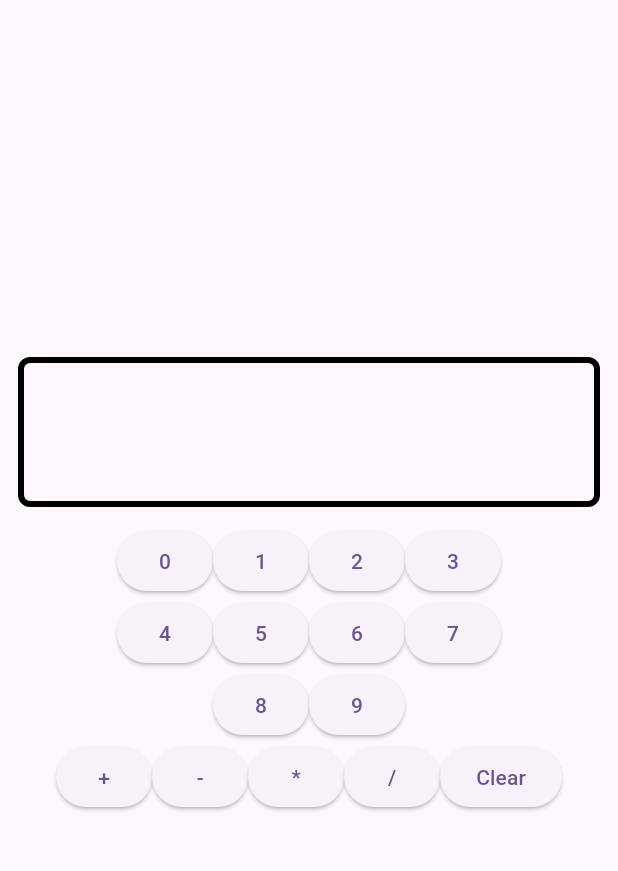
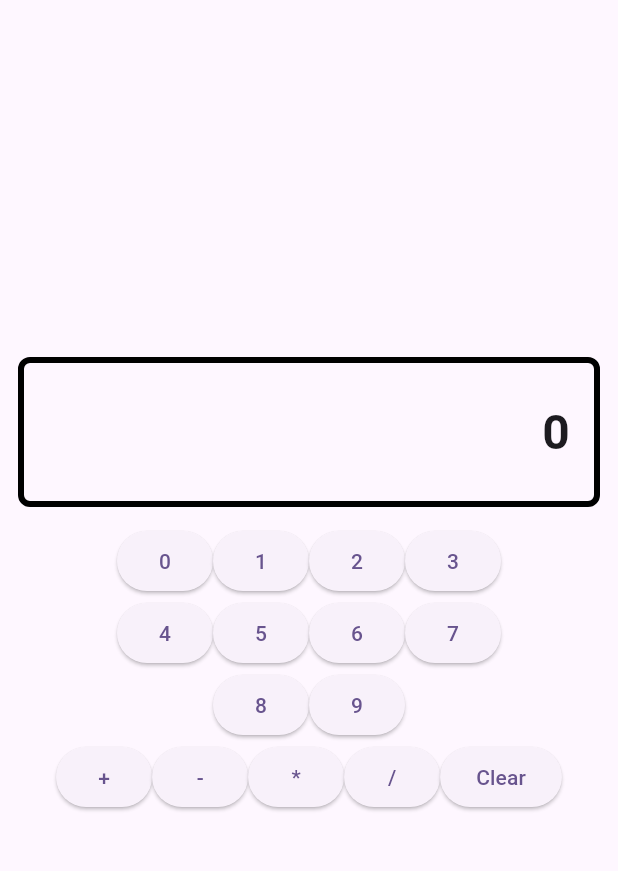
Before and after one commit to Ed-Zheng/MAD_hw1, a Flutter app: the screen it shows after launch, after a tap on an icon or button, on a phone screen of 412 x 824 dp, the part 84-955 px from its top. Run offline on Flutter 3.47's test engine with Material 3 defaults, Android fonts, the phone set to English and light mode, and no system bars.

Commit message:
Allows every button to show a visual output

```diff
--- a/lib/main.dart
+++ b/lib/main.dart
@@ -64,39 +64,159 @@ class _MyHomePageState extends State<MyHomePage> {
           Row(
             mainAxisAlignment: MainAxisAlignment.center,
             children: [
-              ElevatedButton(onPressed: () {}, child: const Text("0")),
-              ElevatedButton(onPressed: () {}, child: const Text("1")),
-              ElevatedButton(onPressed: () {}, child: const Text("2")),
-              ElevatedButton(onPressed: () {}, child: const Text("3")),
+
+              ElevatedButton(
+                onPressed: () {
+                  setState(() {
+                    displayText += "0";
+                  });
+                },
+                child: const Text("0"),
+              ),
+
+              ElevatedButton(
+                onPressed: () {
+                  setState(() {
+                    displayText += "1";
+                  });
+                },
+                child: const Text("1"),
+              ),
+
+              ElevatedButton(
+                onPressed: () {
+                  setState(() {
+                    displayText += "2";
+                  });
+                },
+                child: const Text("2"),
+              ),
+
+              ElevatedButton(
+                onPressed: () {
+                  setState(() {
+                    displayText += "3";
+                  });
+                },
+                child: const Text("3"),
+              ),
             ],
           ),
 
           Row(
             mainAxisAlignment: MainAxisAlignment.center,
             children: [
-              ElevatedButton(onPressed: () {}, child: const Text("4")),
-              ElevatedButton(onPressed: () {}, child: const Text("5")),
-              ElevatedButton(onPressed: () {}, child: const Text("6")),
-              ElevatedButton(onPressed: () {}, child: const Text("7")),
+
+              ElevatedButton(
+                onPressed: () {
+                  setState(() {
+                    displayText += "4";
+                  });
+                },
+                child: const Text("4"),
+              ),
+
+              ElevatedButton(
+                onPressed: () {
+                  setState(() {
+                    displayText += "5";
+                  });
+                },
+                child: const Text("5"),
+              ),
+
+              ElevatedButton(
+                onPressed: () {
+                  setState(() {
+                    displayText += "6";
+                  });
+                },
+                child: const Text("6"),
+              ),
+
+              ElevatedButton(
+                onPressed: () {
+                  setState(() {
+                    displayText += "7";
+                  });
+                },
+                child: const Text("7"),
+              ),
             ],
           ),
 
           Row(
             mainAxisAlignment: MainAxisAlignment.center,
             children: [
-              ElevatedButton(onPressed: () {}, child: const Text("8")),
-              ElevatedButton(onPressed: () {}, child: const Text("9")),
+
+              ElevatedButton(
+                onPressed: () {
+                  setState(() {
+                    displayText += "8";
+                  });
+                },
+                child: const Text("8"),
+              ),
+
+              ElevatedButton(
+                onPressed: () {
+                  setState(() {
+                    displayText += "9";
+                  });
+                },
+                child: const Text("9"),
+              ),
             ],
           ),
 
           Row(
             mainAxisAlignment: MainAxisAlignment.center,
             children: [
-              ElevatedButton(onPressed: () {}, child: const Text("+")),
-              ElevatedButton(onPressed: () {}, child: const Text("-")),
-              ElevatedButton(onPressed: () {}, child: const Text("*")),
-              ElevatedButton(onPressed: () {}, child: const Text("/")),
-              ElevatedButton(onPressed: () {}, child: const Text("Clear")),
+
+              ElevatedButton(
+                onPressed: () {
+                  setState(() {
+                    displayText += "+";
+                  });
+                },
+                child: const Text("+"),
+              ),
+
+              ElevatedButton(
+                onPressed: () {
+                  setState(() {
+                    displayText += "-";
+                  });
+                },
+                child: const Text("-"),
+              ),
+
+              ElevatedButton(
+                onPressed: () {
+                  setState(() {
+                    displayText += "*";
+                  });
+                },
+                child: const Text("*"),
+              ),
+
+              ElevatedButton(
+                onPressed: () {
+                  setState(() {
+                    displayText += "/";
+                  });
+                },
+                child: const Text("/"),
+              ),
+
+              ElevatedButton(
+                onPressed: () {
+                  setState(() {
+                    displayText = "";
+                  });
+                },
+                child: const Text("Clear"),
+              ),
             ],
           ),
 
```
